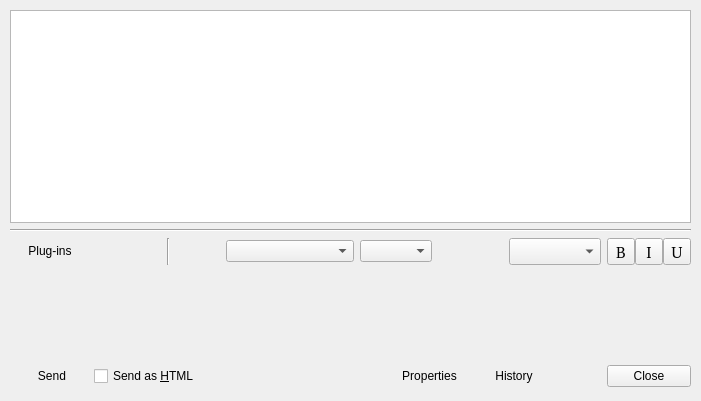
Before: the Qt Designer form rzxchatui_mac.ui in Fruneau/qRezix, drawn with Qt 5.
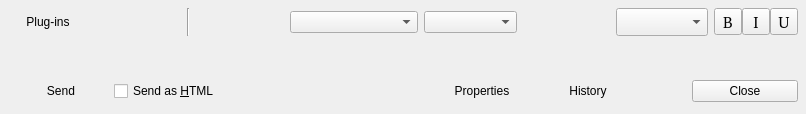
After: the same form once the commit is applied. Custom widgets are drawn as their Qt base class.

The edit to the form file:
```diff
--- a/rzxchatui_mac.ui
+++ b/rzxchatui_mac.ui
@@ -8,8 +8,8 @@
    <rect>
     <x>0</x>
     <y>0</y>
-    <width>701</width>
-    <height>401</height>
+    <width>806</width>
+    <height>114</height>
    </rect>
   </property>
   <property name="sizePolicy" >
@@ -25,29 +25,38 @@
   </property>
   <layout class="QGridLayout" >
    <property name="margin" >
-    <number>10</number>
+    <number>8</number>
    </property>
    <property name="spacing" >
     <number>6</number>
    </property>
    <item row="1" column="0" >
-    <widget class="Line" name="line2" >
+    <widget class="RzxTextEdit" name="edMsg" >
      <property name="sizePolicy" >
       <sizepolicy>
        <hsizetype>7</hsizetype>
-       <vsizetype>0</vsizetype>
+       <vsizetype>7</vsizetype>
        <horstretch>0</horstretch>
        <verstretch>0</verstretch>
       </sizepolicy>
      </property>
-     <property name="frameShape" >
-      <enum>QFrame::HLine</enum>
+     <property name="minimumSize" >
+      <size>
+       <width>0</width>
+       <height>25</height>
+      </size>
      </property>
-     <property name="frameShadow" >
-      <enum>QFrame::Sunken</enum>
+     <property name="maximumSize" >
+      <size>
+       <width>32767</width>
+       <height>32767</height>
+      </size>
      </property>
-     <property name="orientation" >
-      <enum>Qt::Horizontal</enum>
+     <property name="focusPolicy" >
+      <enum>Qt::StrongFocus</enum>
+     </property>
+     <property name="whatsThis" >
+      <string>&lt;h3>Input&lt;/h3>&lt;p>This is the place where you can type your messages.&lt;/p>&lt;p>&lt;b>Shortcuts :&lt;/b>&lt;br>&lt;b>Enter : &lt;/b>Send your message&lt;br>&lt;b>Ctrl+[UP|DOWN] : &lt;/b>Navigate through the messages you have already typed&lt;br>&lt;b>Ctrl+Enter : &lt;/b> Add a line-break&lt;/p></string>
      </property>
     </widget>
    </item>
@@ -57,10 +66,187 @@
       <number>0</number>
      </property>
      <property name="spacing" >
+      <number>0</number>
+     </property>
+     <item>
+      <widget class="QPushButton" name="btnSend" >
+       <property name="sizePolicy" >
+        <sizepolicy>
+         <hsizetype>5</hsizetype>
+         <vsizetype>0</vsizetype>
+         <horstretch>0</horstretch>
+         <verstretch>0</verstretch>
+        </sizepolicy>
+       </property>
+       <property name="whatsThis" >
+        <string>&lt;h3>Send&lt;/h3>&lt;p>Send the message you have typed...&lt;br>It's a lot easier to use &lt;b>Enter&lt;/b>&lt;/p></string>
+       </property>
+       <property name="text" >
+        <string>Send</string>
+       </property>
+       <property name="shortcut" >
+        <string/>
+       </property>
+       <property name="flat" >
+        <bool>true</bool>
+       </property>
+      </widget>
+     </item>
+     <item>
+      <widget class="QCheckBox" name="cbSendHTML" >
+       <property name="whatsThis" >
+        <string>&lt;h3>Send as HTML&lt;/h3>&lt;p>When this case is checked, you can format your text&lt;/p>&lt;p>&lt;b>Warning : &lt;/b>some clients don't support HTML...&lt;/p></string>
+       </property>
+       <property name="text" >
+        <string>Send as &amp;HTML</string>
+       </property>
+       <property name="shortcut" >
+        <string>⌥H</string>
+       </property>
+      </widget>
+     </item>
+     <item>
+      <spacer>
+       <property name="orientation" >
+        <enum>Qt::Horizontal</enum>
+       </property>
+       <property name="sizeType" >
+        <enum>QSizePolicy::Minimum</enum>
+       </property>
+       <property name="sizeHint" >
+        <size>
+         <width>52</width>
+         <height>30</height>
+        </size>
+       </property>
+      </spacer>
+     </item>
+     <item>
+      <widget class="QPushButton" name="btnSound" >
+       <property name="whatsThis" >
+        <string>&lt;h3>Sound&lt;/h3>&lt;p>Enables/disables the sound which is played when a new message arrives&lt;/p></string>
+       </property>
+       <property name="text" >
+        <string/>
+       </property>
+       <property name="checkable" >
+        <bool>true</bool>
+       </property>
+       <property name="flat" >
+        <bool>true</bool>
+       </property>
+      </widget>
+     </item>
+     <item>
+      <spacer>
+       <property name="orientation" >
+        <enum>Qt::Horizontal</enum>
+       </property>
+       <property name="sizeType" >
+        <enum>QSizePolicy::Minimum</enum>
+       </property>
+       <property name="sizeHint" >
+        <size>
+         <width>52</width>
+         <height>30</height>
+        </size>
+       </property>
+      </spacer>
+     </item>
+     <item>
+      <widget class="QPushButton" name="btnProperties" >
+       <property name="sizePolicy" >
+        <sizepolicy>
+         <hsizetype>5</hsizetype>
+         <vsizetype>0</vsizetype>
+         <horstretch>0</horstretch>
+         <verstretch>0</verstretch>
+        </sizepolicy>
+       </property>
+       <property name="whatsThis" >
+        <string>&lt;h3>Properties&lt;/h3>&lt;p>Ask for the properties of the person you are talking to.&lt;/p></string>
+       </property>
+       <property name="text" >
+        <string>Properties</string>
+       </property>
+       <property name="checkable" >
+        <bool>true</bool>
+       </property>
+       <property name="flat" >
+        <bool>true</bool>
+       </property>
+      </widget>
+     </item>
+     <item>
+      <widget class="QPushButton" name="btnHistorique" >
+       <property name="sizePolicy" >
+        <sizepolicy>
+         <hsizetype>5</hsizetype>
+         <vsizetype>0</vsizetype>
+         <horstretch>0</horstretch>
+         <verstretch>0</verstretch>
+        </sizepolicy>
+       </property>
+       <property name="whatsThis" >
+        <string>&lt;h3>History&lt;/h3>&lt;p>If you want to read all your old chats with this person&lt;/p></string>
+       </property>
+       <property name="text" >
+        <string>History</string>
+       </property>
+       <property name="checkable" >
+        <bool>true</bool>
+       </property>
+       <property name="flat" >
+        <bool>true</bool>
+       </property>
+      </widget>
+     </item>
+     <item>
+      <spacer>
+       <property name="orientation" >
+        <enum>Qt::Horizontal</enum>
+       </property>
+       <property name="sizeType" >
+        <enum>QSizePolicy::Minimum</enum>
+       </property>
+       <property name="sizeHint" >
+        <size>
+         <width>51</width>
+         <height>20</height>
+        </size>
+       </property>
+      </spacer>
+     </item>
+     <item>
+      <widget class="QPushButton" name="btnClose" >
+       <property name="whatsThis" >
+        <string>&lt;h3>Close&lt;/h3>&lt;p>Ends the chat et close the window&lt;/p></string>
+       </property>
+       <property name="text" >
+        <string>Close</string>
+       </property>
+      </widget>
+     </item>
+    </layout>
+   </item>
+   <item row="0" column="0" >
+    <layout class="QHBoxLayout" >
+     <property name="margin" >
+      <number>0</number>
+     </property>
+     <property name="spacing" >
       <number>6</number>
      </property>
      <item>
       <widget class="QPushButton" name="btnPlugins" >
+       <property name="sizePolicy" >
+        <sizepolicy>
+         <hsizetype>5</hsizetype>
+         <vsizetype>0</vsizetype>
+         <horstretch>0</horstretch>
+         <verstretch>0</verstretch>
+        </sizepolicy>
+       </property>
        <property name="whatsThis" >
         <string>&lt;h3>Plug-ins&lt;/h3>
 &lt;p>Shows a menu which helps you to use the extra-features provided by qRezix's plug-ins&lt;/p></string>
@@ -125,7 +311,7 @@
       <widget class="QComboBox" name="cbFontSelect" >
        <property name="sizePolicy" >
         <sizepolicy>
-         <hsizetype>4</hsizetype>
+         <hsizetype>7</hsizetype>
          <vsizetype>0</vsizetype>
          <horstretch>0</horstretch>
          <verstretch>0</verstretch>
@@ -146,7 +332,7 @@
       <widget class="QComboBox" name="cbColorSelect" >
        <property name="sizePolicy" >
         <sizepolicy>
-         <hsizetype>1</hsizetype>
+         <hsizetype>7</hsizetype>
          <vsizetype>0</vsizetype>
          <horstretch>0</horstretch>
          <verstretch>0</verstretch>
@@ -178,7 +364,7 @@
        <property name="sizePolicy" >
         <sizepolicy>
          <hsizetype>0</hsizetype>
-         <vsizetype>0</vsizetype>
+         <vsizetype>7</vsizetype>
          <horstretch>0</horstretch>
          <verstretch>0</verstretch>
         </sizepolicy>
@@ -320,189 +506,6 @@
      </item>
     </layout>
    </item>
-   <item row="3" column="0" >
-    <widget class="RzxTextEdit" name="edMsg" >
-     <property name="minimumSize" >
-      <size>
-       <width>0</width>
-       <height>84</height>
-      </size>
-     </property>
-     <property name="maximumSize" >
-      <size>
-       <width>32767</width>
-       <height>100</height>
-      </size>
-     </property>
-     <property name="focusPolicy" >
-      <enum>Qt::TabFocus</enum>
-     </property>
-     <property name="whatsThis" >
-      <string>&lt;h3>Input&lt;/h3>&lt;p>This is the place where you can type your messages.&lt;/p>&lt;p>&lt;b>Shortcuts :&lt;/b>&lt;br>&lt;b>Enter : &lt;/b>Send your message&lt;br>&lt;b>Ctrl+[UP|DOWN] : &lt;/b>Navigate through the messages you have already typed&lt;br>&lt;b>Ctrl+Enter : &lt;/b> Add a line-break&lt;/p></string>
-     </property>
-    </widget>
-   </item>
-   <item row="4" column="0" >
-    <layout class="QHBoxLayout" >
-     <property name="margin" >
-      <number>0</number>
-     </property>
-     <property name="spacing" >
-      <number>0</number>
-     </property>
-     <item>
-      <widget class="QPushButton" name="btnSend" >
-       <property name="whatsThis" >
-        <string>&lt;h3>Send&lt;/h3>&lt;p>Send the message you have typed...&lt;br>It's a lot easier to use &lt;b>Enter&lt;/b>&lt;/p></string>
-       </property>
-       <property name="text" >
-        <string>Send</string>
-       </property>
-       <property name="shortcut" >
-        <string/>
-       </property>
-       <property name="flat" >
-        <bool>true</bool>
-       </property>
-      </widget>
-     </item>
-     <item>
-      <widget class="QCheckBox" name="cbSendHTML" >
-       <property name="whatsThis" >
-        <string>&lt;h3>Send as HTML&lt;/h3>&lt;p>When this case is checked, you can format your text&lt;/p>&lt;p>&lt;b>Warning : &lt;/b>some clients don't support HTML...&lt;/p></string>
-       </property>
-       <property name="text" >
-        <string>Send as &amp;HTML</string>
-       </property>
-       <property name="shortcut" >
-        <string>⌥H</string>
-       </property>
-      </widget>
-     </item>
-     <item>
-      <spacer>
-       <property name="orientation" >
-        <enum>Qt::Horizontal</enum>
-       </property>
-       <property name="sizeType" >
-        <enum>QSizePolicy::Minimum</enum>
-       </property>
-       <property name="sizeHint" >
-        <size>
-         <width>52</width>
-         <height>30</height>
-        </size>
-       </property>
-      </spacer>
-     </item>
-     <item>
-      <widget class="QPushButton" name="btnSound" >
-       <property name="whatsThis" >
-        <string>&lt;h3>Sound&lt;/h3>&lt;p>Enables/disables the sound which is played when a new message arrives&lt;/p></string>
-       </property>
-       <property name="text" >
-        <string/>
-       </property>
-       <property name="checkable" >
-        <bool>true</bool>
-       </property>
-       <property name="flat" >
-        <bool>true</bool>
-       </property>
-      </widget>
-     </item>
-     <item>
-      <spacer>
-       <property name="orientation" >
-        <enum>Qt::Horizontal</enum>
-       </property>
-       <property name="sizeType" >
-        <enum>QSizePolicy::Minimum</enum>
-       </property>
-       <property name="sizeHint" >
-        <size>
-         <width>52</width>
-         <height>30</height>
-        </size>
-       </property>
-      </spacer>
-     </item>
-     <item>
-      <widget class="QPushButton" name="btnProperties" >
-       <property name="whatsThis" >
-        <string>&lt;h3>Properties&lt;/h3>&lt;p>Ask for the properties of the person you are talking to.&lt;/p></string>
-       </property>
-       <property name="text" >
-        <string>Properties</string>
-       </property>
-       <property name="checkable" >
-        <bool>true</bool>
-       </property>
-       <property name="flat" >
-        <bool>true</bool>
-       </property>
-      </widget>
-     </item>
-     <item>
-      <widget class="QPushButton" name="btnHistorique" >
-       <property name="whatsThis" >
-        <string>&lt;h3>History&lt;/h3>&lt;p>If you want to read all your old chats with this person&lt;/p></string>
-       </property>
-       <property name="text" >
-        <string>History</string>
-       </property>
-       <property name="checkable" >
-        <bool>true</bool>
-       </property>
-       <property name="flat" >
-        <bool>true</bool>
-       </property>
-      </widget>
-     </item>
-     <item>
-      <spacer>
-       <property name="orientation" >
-        <enum>Qt::Horizontal</enum>
-       </property>
-       <property name="sizeType" >
-        <enum>QSizePolicy::Minimum</enum>
-       </property>
-       <property name="sizeHint" >
-        <size>
-         <width>51</width>
-         <height>20</height>
-        </size>
-       </property>
-      </spacer>
-     </item>
-     <item>
-      <widget class="QPushButton" name="btnClose" >
-       <property name="whatsThis" >
-        <string>&lt;h3>Close&lt;/h3>&lt;p>Ends the chat et close the window&lt;/p></string>
-       </property>
-       <property name="text" >
-        <string>Close</string>
-       </property>
-      </widget>
-     </item>
-    </layout>
-   </item>
-   <item row="0" column="0" >
-    <widget class="QTextEdit" name="txtHistory" >
-     <property name="autoFormatting" >
-      <set>QTextEdit::AutoNone</set>
-     </property>
-     <property name="tabChangesFocus" >
-      <bool>true</bool>
-     </property>
-     <property name="undoRedoEnabled" >
-      <bool>false</bool>
-     </property>
-     <property name="readOnly" >
-      <bool>true</bool>
-     </property>
-    </widget>
-   </item>
   </layout>
  </widget>
  <layoutdefault spacing="3" margin="2" />
```
Left out of the diff: 2 changed lines with no effect on the pictures.
